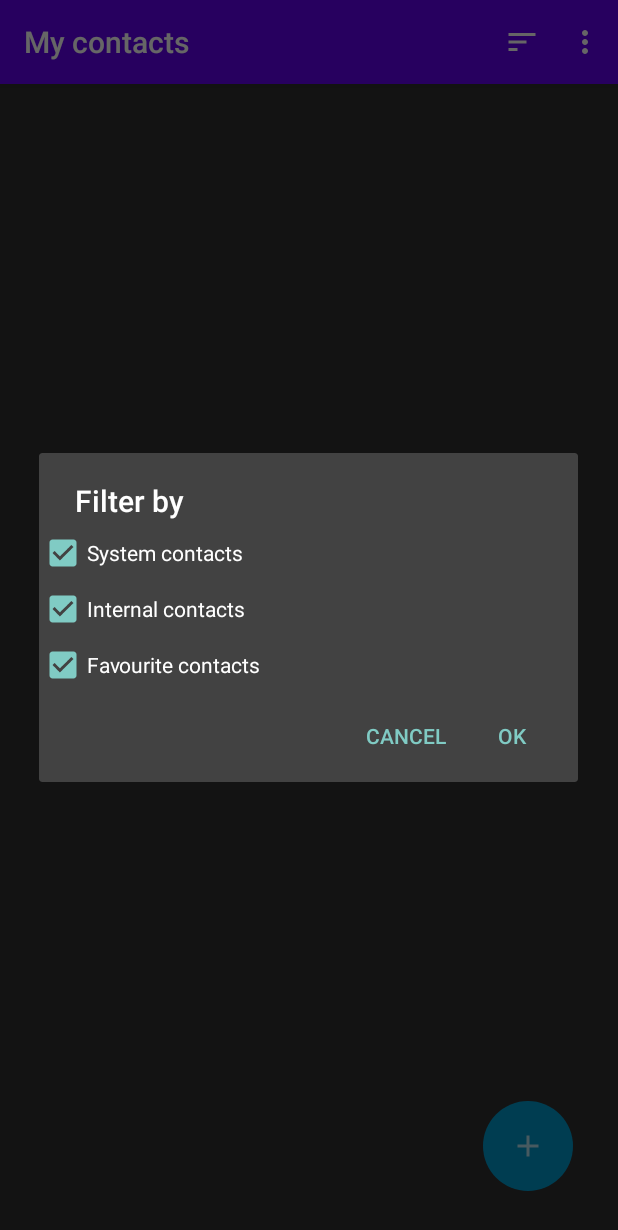
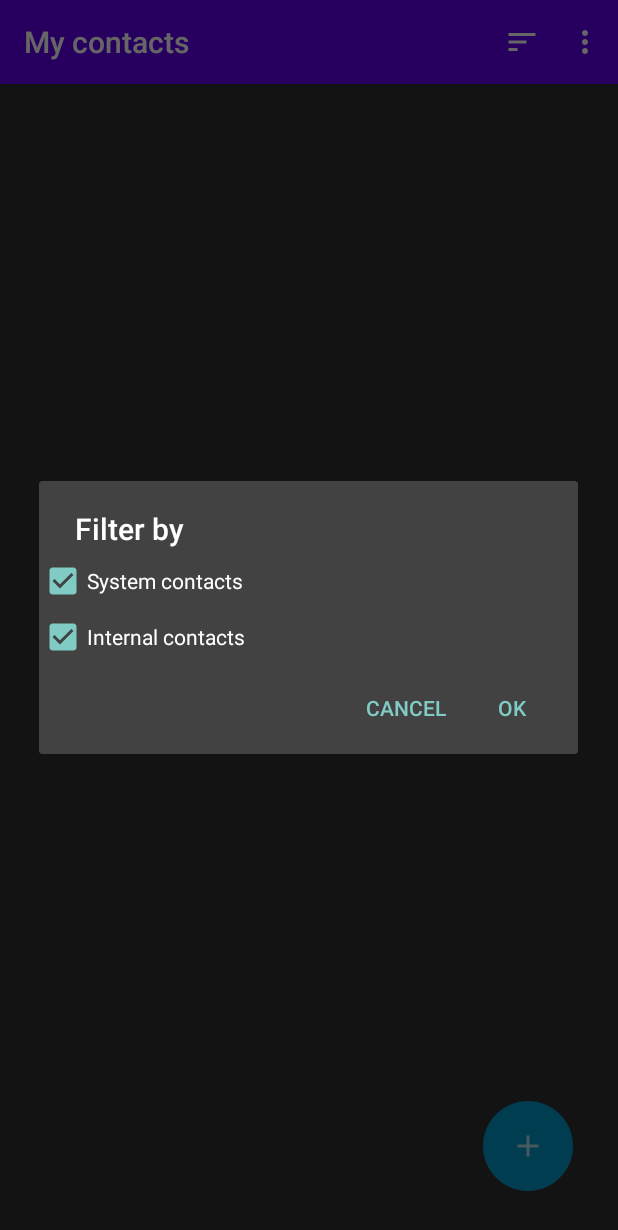
Before and after one commit to lubenard/ft_hangout, an Android app: the screen it shows after launch (MainActivity), after a tap on "Sort by", on a phone screen of 412 x 824 dp. Shown: the top 1230 px of the screen. Run offline under Robolectric (Android 15) with nearby library versions, the phone set to English and light mode, and no system bars; 1 statement that could not run was skipped.

Commit message:
Removed option to sort favs, because it was useless

```diff
--- a/app/src/main/java/com/lubenard/ft_hangouts/DbManager.java
+++ b/app/src/main/java/com/lubenard/ft_hangouts/DbManager.java
@@ -116,39 +116,26 @@ public class DbManager extends SQLiteOpenHelper {
      * Get the contact list for a the main List
      * @return The datas fetched from the DB as a LinkedHashMap
      */
-    public LinkedHashMap<Integer, ContactModel> getAllContactsForMainList(boolean getInternal, boolean getSystem, boolean getFavs) {
+    public LinkedHashMap<Integer, ContactModel> getAllContactsForMainList(int sorting_number) {
         LinkedHashMap<Integer, ContactModel> contactDatas = new LinkedHashMap<>();
 
         String whereSelection = null;
         String[] whereArgs = null;
 
-        if (getInternal && getSystem && getFavs) {
-            whereSelection = null;
-            whereArgs = null;
-        } else if (getInternal && !getSystem && !getFavs) {
+        if (sorting_number == 1) {
             whereSelection = contactsTableOrigin + "=? ";
             whereArgs = new String[]{"INTERNAL"};
-        } else if (getSystem && !getInternal && !getFavs) {
+        } else if (sorting_number == 2) {
             whereSelection = contactsTableOrigin + "=? ";
             whereArgs = new String[]{"SYSTEM"};
-        } else if (getFavs && !getInternal && !getSystem) {
-            whereSelection = contactsTableIsFavourite + "=? ";
-            whereArgs = new String[]{"1"};
-        } else if (getInternal && getSystem && !getFavs) {
+        } else if (sorting_number == 3) {
             whereSelection = contactsTableOrigin + "=? " + " OR " + contactsTableOrigin + " =? ";
             whereArgs = new String[]{"SYSTEM", "INTERNAL"};
-        } else if (getInternal && getFavs && !getSystem) {
-            whereSelection = contactsTableOrigin + "=? " + " OR " + contactsTableIsFavourite + " =? ";
-            whereArgs = new String[]{"INTERNAL", "1"};
-        } else if (getSystem && getFavs && !getInternal) {
-            whereSelection = contactsTableOrigin + "=? " + " OR " + contactsTableIsFavourite + " =? ";
-            whereArgs = new String[]{"SYSTEM", "1"};
         }
 
-        Log.d("DBMananager", "getFavs is " + getFavs);
         String[] columns = new String[]{contactsTableId, contactsTableName, contactsTablePhoneNumber, contactsTableEmail, contactsTableIconPath, contactsTableIsFavourite};
         Cursor cursor = readableDB.query(contactsTable,  columns, whereSelection,
-                whereArgs, null, null, (getFavs) ? contactsTableIsFavourite + " DESC": null);
+                whereArgs, null, null, contactsTableIsFavourite + " DESC");
 
         while (cursor.moveToNext()) {
             contactDatas.put(cursor.getInt(cursor.getColumnIndex(contactsTableId)), new ContactModel(cursor.getInt(cursor.getColumnIndex(contactsTableId)),
--- a/app/src/main/java/com/lubenard/ft_hangouts/MainFragment.java
+++ b/app/src/main/java/com/lubenard/ft_hangouts/MainFragment.java
@@ -39,6 +39,7 @@ public class MainFragment extends Fragment {
     private SharedPreferences sharedPreferences;
     private Context context;
     private FragmentManager fragmentManager;
+    private int sorting_value;
 
     @Override
     public View onCreateView(LayoutInflater inflater, ViewGroup container, Bundle savedInstanceState) {
@@ -117,16 +118,20 @@ public class MainFragment extends Fragment {
                 builder.setView(customLayout);
                 CheckBox system_contacts = customLayout.findViewById(R.id.show_system_contacts);
                 CheckBox internal_contacts = customLayout.findViewById(R.id.show_internal_contacts);
-                CheckBox fav_contacts = customLayout.findViewById(R.id.show_fav_contacts);
 
                 system_contacts.setChecked(sharedPreferences.getBoolean("sort_filter_system_contacts", true));
                 internal_contacts.setChecked(sharedPreferences.getBoolean("sort_filter_internal_contacts", true));
-                fav_contacts.setChecked(sharedPreferences.getBoolean("sort_filter_fav_contacts", true));
 
                 builder.setPositiveButton(android.R.string.ok, (dialog, which) -> {
+                    sorting_value = 0;
+                    if (internal_contacts.isChecked())
+                        sorting_value += 1;
+                    if (system_contacts.isChecked())
+                        sorting_value += 2;
+                    Log.d("MainFragment", "Sorting value is " + sorting_value);
+                    sharedPreferences.edit().putInt("sort_filter_value", sorting_value).apply();
                     sharedPreferences.edit().putBoolean("sort_filter_system_contacts", system_contacts.isChecked()).apply();
                     sharedPreferences.edit().putBoolean("sort_filter_internal_contacts", internal_contacts.isChecked()).apply();
-                    sharedPreferences.edit().putBoolean("sort_filter_fav_contacts", fav_contacts.isChecked()).apply();
                     updateContactList();
                 });
                 builder.setNegativeButton(android.R.string.cancel,null);
@@ -139,9 +144,7 @@ public class MainFragment extends Fragment {
 
     private void updateContactList() {
         dataModels.clear();
-        LinkedHashMap<Integer, ContactModel> contactsdatas = dbManager.getAllContactsForMainList(sharedPreferences.getBoolean("sort_filter_internal_contacts", true),
-                sharedPreferences.getBoolean("sort_filter_system_contacts",
-                sharedPreferences.getBoolean("sort_filter_fav_contacts", true)), true);
+        LinkedHashMap<Integer, ContactModel> contactsdatas = dbManager.getAllContactsForMainList(sorting_value);
         for (LinkedHashMap.Entry<Integer, ContactModel> oneElemDatas : contactsdatas.entrySet()) {
             dataModels.add(oneElemDatas.getValue());
         }
--- a/app/src/main/res/layout/custom_filter_alertdialog.xml
+++ b/app/src/main/res/layout/custom_filter_alertdialog.xml
@@ -20,11 +20,4 @@
         android:layout_marginTop="5dp"
         android:text="@string/internal_contacts" />
 
-    <CheckBox
-        android:id="@+id/show_fav_contacts"
-        android:layout_width="wrap_content"
-        android:layout_height="wrap_content"
-        android:checked="true"
-        android:layout_marginTop="5dp"
-        android:text="@string/fav_conctacts" />
 </LinearLayout>
--- a/app/src/main/res/values/strings.xml
+++ b/app/src/main/res/values/strings.xml
@@ -57,7 +57,6 @@
     <string name="filter_by">Filter by</string>
     <string name="system_contacts">System contacts</string>
     <string name="internal_contacts">Internal contacts</string>
-    <string name="fav_conctacts">Favourite contacts</string>
     <string name="permission_denied_red_contacts">This app need to be able to read your contact to be able to import them</string>
     <string name="all_system_contacts_imported">All systems contacts have been imported</string>
     <string name="contact_app">Contact App</string>
```
Also changed, not shown: 1 other file.
